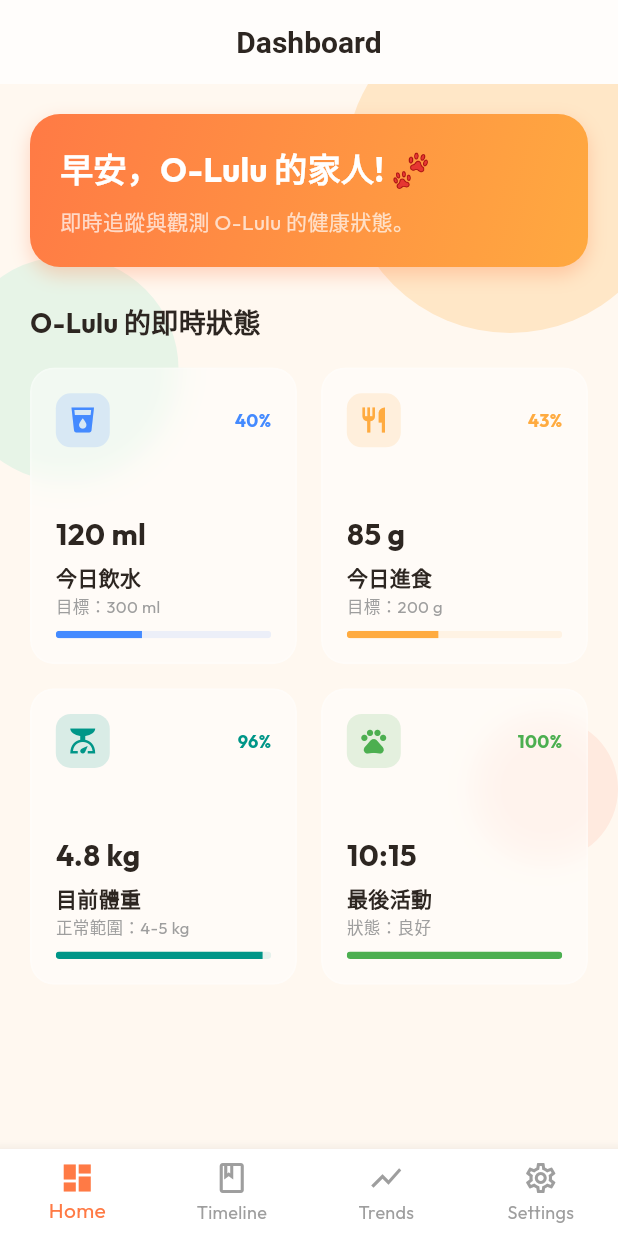
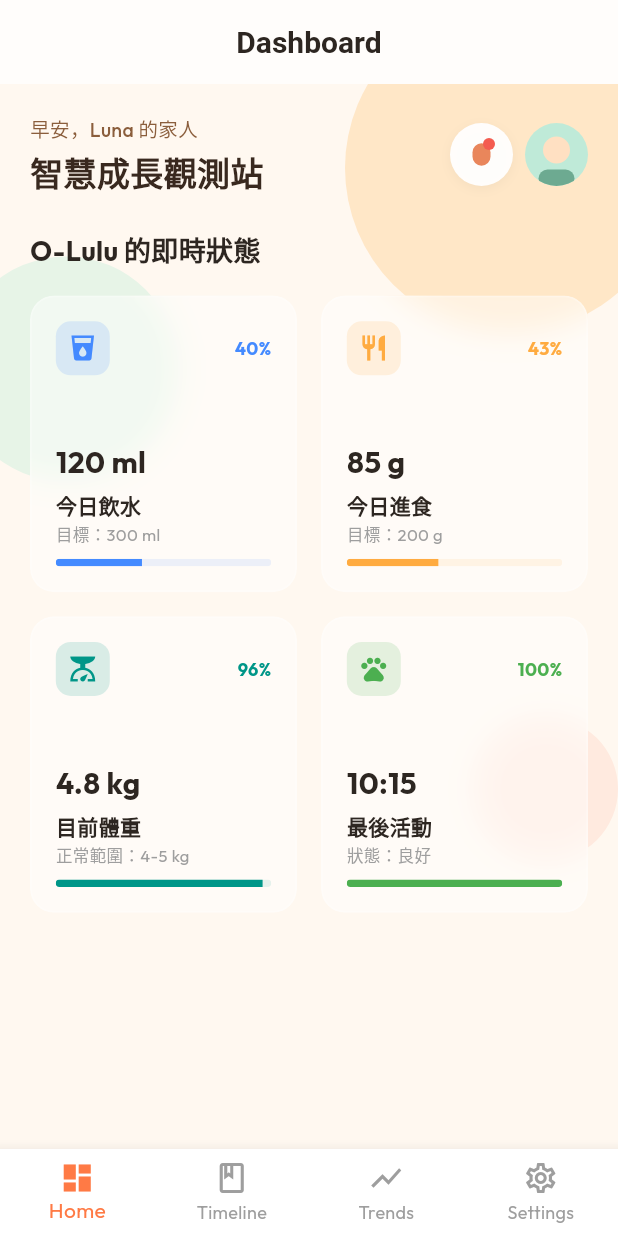
Before and after one commit to snownilight/luluHealthCheckProject, a Flutter app: the screen it shows after launch, on a phone screen of 412 x 824 dp. Run offline on Flutter 3.47's test engine with Material 3 defaults, Android fonts, the phone set to English and light mode, and no system bars; our stand-ins replace fl_chart, flutter_riverpod, google_fonts; missing offline and left inert: stomp_dart_client.

Commit message:
feat(ui): [PET-020] Implement greeting header bar with notification and avatar icons

```diff
--- a/frontend/lib/screens/home_screen.dart
+++ b/frontend/lib/screens/home_screen.dart
@@ -80,49 +80,125 @@ class HomeScreen extends ConsumerWidget {
               child: Column(
                 crossAxisAlignment: CrossAxisAlignment.start,
                 children: [
-                  // Hello Header Card
-                  Container(
-                    width: double.infinity,
-                    padding: const EdgeInsets.all(20),
-                    decoration: BoxDecoration(
-                      gradient: LinearGradient(
-                        colors: [
-                          Theme.of(context).colorScheme.primary,
-                          Theme.of(context).colorScheme.secondary,
-                        ],
-                        begin: Alignment.topLeft,
-                        end: Alignment.bottomRight,
-                      ),
-                      borderRadius: BorderRadius.circular(20),
-                      boxShadow: [
-                        BoxShadow(
-                          color: Theme.of(context).colorScheme.primary.withOpacity(0.3),
-                          blurRadius: 10,
-                          offset: const Offset(0, 5),
-                        ),
-                      ],
-                    ),
-                    child: const Column(
+                  // Greeting & Header Row
+                  Row(
+                    mainAxisAlignment: MainAxisAlignment.spaceBetween,
+                    crossAxisAlignment: CrossAxisAlignment.center,
+                    children: [
+                      // Title block
+                      const Column(
                         crossAxisAlignment: CrossAxisAlignment.start,
                         children: [
                           Text(
-                          '早安，O-Lulu 的家人! 🐾',
+                            '早安，Luna 的家人',
+                            style: TextStyle(
+                              fontSize: 13,
+                              fontWeight: FontWeight.w500,
+                              color: Color(0xFF8B5E3C),
+                            ),
+                          ),
+                          SizedBox(height: 4),
+                          Text(
+                            '智慧成長觀測站',
                             style: TextStyle(
                               fontSize: 22,
                               fontWeight: FontWeight.bold,
-                            color: Colors.white,
-                          ),
-                        ),
-                        SizedBox(height: 8),
-                        Text(
-                          '即時追蹤與觀測 O-Lulu 的健康狀態。',
-                          style: TextStyle(
-                            fontSize: 14,
-                            color: Colors.white70,
+                              color: Color(0xFF39291F),
                             ),
                           ),
                         ],
                       ),
+                      // Notification & Profile block
+                      Row(
+                        children: [
+                          // Notification Box
+                          Container(
+                            width: 42,
+                            height: 42,
+                            decoration: BoxDecoration(
+                              color: Colors.white.withOpacity(0.94),
+                              shape: BoxShape.circle,
+                              boxShadow: [
+                                BoxShadow(
+                                  color: Colors.black.withOpacity(0.04),
+                                  blurRadius: 6,
+                                  offset: const Offset(0, 2),
+                                ),
+                              ],
+                            ),
+                            child: Stack(
+                              alignment: Alignment.center,
+                              children: [
+                                // Styled mail/notification box
+                                Container(
+                                  width: 12,
+                                  height: 15,
+                                  decoration: BoxDecoration(
+                                    color: const Color(0xFFE9865B),
+                                    borderRadius: BorderRadius.circular(6),
+                                  ),
+                                ),
+                                // Red dot
+                                Positioned(
+                                  top: 10,
+                                  right: 12,
+                                  child: Container(
+                                    width: 8,
+                                    height: 8,
+                                    decoration: const BoxDecoration(
+                                      color: Color(0xFFF45C50),
+                                      shape: BoxShape.circle,
+                                    ),
+                                  ),
+                                ),
+                              ],
+                            ),
+                          ),
+                          const SizedBox(width: 8),
+                          // Avatar Container
+                          Container(
+                            width: 42,
+                            height: 42,
+                            decoration: const BoxDecoration(
+                              color: Color(0xFFBFEAD8),
+                              shape: BoxShape.circle,
+                            ),
+                            child: ClipOval(
+                              child: Stack(
+                                children: [
+                                  // Face: r=9 (diameter=18). Center x=21, y=18.
+                                  Positioned(
+                                    top: 9,
+                                    left: 12,
+                                    child: Container(
+                                      width: 18,
+                                      height: 18,
+                                      decoration: const BoxDecoration(
+                                        color: Color(0xFFFFE0C2),
+                                        shape: BoxShape.circle,
+                                      ),
+                                    ),
+                                  ),
+                                  // Body/Collar: width=24, height=12. Center x=21, y=31.
+                                  Positioned(
+                                    top: 31,
+                                    left: 9,
+                                    child: Container(
+                                      width: 24,
+                                      height: 12,
+                                      decoration: BoxDecoration(
+                                        color: const Color(0xFF6DAA91),
+                                        borderRadius: BorderRadius.circular(9),
+                                      ),
+                                    ),
+                                  ),
+                                ],
+                              ),
+                            ),
+                          ),
+                        ],
+                      ),
+                    ],
                   ),
                   const SizedBox(height: 24),
 
```
Also changed, not shown: 1 other file. Lines whose indentation alone changed are shown as unchanged.
